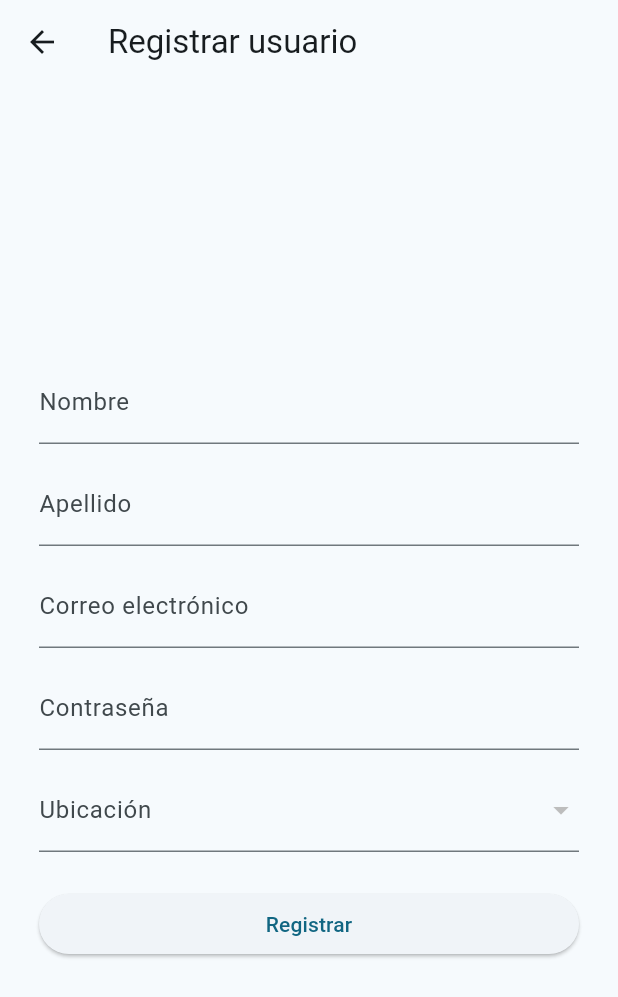
After one commit to Sergiovil64/inventario_final, a Flutter app: the screen it shows after launch, after a tap on "¿No tienes cuenta? Regístrate", on a phone screen of 412 x 824 dp. The commit adds this screen. Shown: the top 997 px of the screen. Run offline on Flutter 3.47's test engine with Material 3 defaults, Android fonts, the phone set to English and light mode, and no system bars; our stand-ins replace connectivity_plus, drift, equatable, flutter_bloc, supabase_flutter; accounts and stored records are empty; generated files the repository leaves out were written again.

Commit message:
Fix issue de login y sync con supabase

```diff
--- a/lib/bloc/authentication/authentication_event.dart
+++ b/lib/bloc/authentication/authentication_event.dart
@@ -21,6 +21,25 @@ class AuthenticationLoginRequested extends AuthenticationEvent {
   List<Object?> get props => [email, password];
 }
 
+class AuthenticationRegisterRequested extends AuthenticationEvent {
+  const AuthenticationRegisterRequested({
+    required this.email,
+    required this.password,
+    required this.firstName,
+    required this.lastName,
+    required this.locationId,
+  });
+
+  final String email;
+  final String password;
+  final String firstName;
+  final String lastName;
+  final String locationId;
+
+  @override
+  List<Object?> get props => [email, password, firstName, lastName, locationId];
+}
+
 class AuthenticationLogoutRequested extends AuthenticationEvent {
   const AuthenticationLogoutRequested();
 }
--- a/lib/bloc/inventory/inventory_overview_bloc.dart
+++ b/lib/bloc/inventory/inventory_overview_bloc.dart
@@ -11,11 +11,13 @@ class InventoryOverviewBloc
   InventoryOverviewBloc(this._repository) : super(const InventoryOverviewState()) {
     on<InventoryOverviewSubscriptionRequested>(_onSubscriptionRequested);
     on<InventoryOverviewProductsUpdated>(_onProductsUpdated);
+    on<InventoryOverviewLocationsUpdated>(_onLocationsUpdated);
     on<InventoryOverviewSnapshotsUpdated>(_onSnapshotsUpdated);
   }
 
   final InventoryRepository _repository;
   StreamSubscription<List<ProductEntity>>? _productSubscription;
+  StreamSubscription<List<LocationEntity>>? _locationSubscription;
   StreamSubscription<List<InventorySnapshotEntity>>? _snapshotSubscription;
 
   Future<void> _onSubscriptionRequested(
@@ -29,6 +31,11 @@ class InventoryOverviewBloc
       add(InventoryOverviewProductsUpdated(products));
     });
 
+    await _locationSubscription?.cancel();
+    _locationSubscription = _repository.watchLocations().listen((locations) {
+      add(InventoryOverviewLocationsUpdated(locations));
+    });
+
     await _snapshotSubscription?.cancel();
     _snapshotSubscription = _repository.watchSnapshots().listen((snapshots) {
       add(InventoryOverviewSnapshotsUpdated(snapshots));
@@ -38,6 +45,7 @@ class InventoryOverviewBloc
   @override
   Future<void> close() async {
     await _productSubscription?.cancel();
+    await _locationSubscription?.cancel();
     await _snapshotSubscription?.cancel();
     return super.close();
   }
@@ -49,14 +57,19 @@ class InventoryOverviewBloc
     emit(state.copyWith(products: event.products));
   }
 
+  void _onLocationsUpdated(
+    InventoryOverviewLocationsUpdated event,
+    Emitter<InventoryOverviewState> emit,
+  ) {
+    emit(state.copyWith(locations: event.locations));
+  }
+
   void _onSnapshotsUpdated(
     InventoryOverviewSnapshotsUpdated event,
     Emitter<InventoryOverviewState> emit,
   ) {
-    final inventory = event.snapshots
-        .fold<Map<String, double>>({}, (acc, snapshot) {
-      acc[snapshot.productId] =
-          (acc[snapshot.productId] ?? 0) + snapshot.quantity;
+    final inventory = event.snapshots.fold<Map<String, double>>({}, (acc, snapshot) {
+      acc[snapshot.productId] = (acc[snapshot.productId] ?? 0) + snapshot.quantity;
       return acc;
     });
 
--- a/lib/bloc/inventory/inventory_overview_event.dart
+++ b/lib/bloc/inventory/inventory_overview_event.dart
@@ -22,6 +22,15 @@ class InventoryOverviewProductsUpdated extends InventoryOverviewEvent {
   List<Object?> get props => [products];
 }
 
+class InventoryOverviewLocationsUpdated extends InventoryOverviewEvent {
+  const InventoryOverviewLocationsUpdated(this.locations);
+
+  final List<LocationEntity> locations;
+
+  @override
+  List<Object?> get props => [locations];
+}
+
 class InventoryOverviewSnapshotsUpdated extends InventoryOverviewEvent {
   const InventoryOverviewSnapshotsUpdated(this.snapshots);
 
--- a/lib/bloc/inventory/inventory_overview_state.dart
+++ b/lib/bloc/inventory/inventory_overview_state.dart
@@ -8,6 +8,7 @@ class InventoryOverviewState extends Equatable {
     this.status = InventoryOverviewStatus.initial,
     this.products = const [],
     this.snapshots = const [],
+    this.locations = const [],
     this.inventoryTotals = const {},
     this.errorMessage,
   });
@@ -15,6 +16,7 @@ class InventoryOverviewState extends Equatable {
   final InventoryOverviewStatus status;
   final List<ProductEntity> products;
   final List<InventorySnapshotEntity> snapshots;
+  final List<LocationEntity> locations;
   final Map<String, double> inventoryTotals;
   final String? errorMessage;
 
@@ -22,6 +24,7 @@ class InventoryOverviewState extends Equatable {
     InventoryOverviewStatus? status,
     List<ProductEntity>? products,
     List<InventorySnapshotEntity>? snapshots,
+    List<LocationEntity>? locations,
     Map<String, double>? inventoryTotals,
     String? errorMessage,
   }) {
@@ -29,6 +32,7 @@ class InventoryOverviewState extends Equatable {
       status: status ?? this.status,
       products: products ?? this.products,
       snapshots: snapshots ?? this.snapshots,
+      locations: locations ?? this.locations,
       inventoryTotals: inventoryTotals ?? this.inventoryTotals,
       errorMessage: errorMessage ?? this.errorMessage,
     );
@@ -39,6 +43,7 @@ class InventoryOverviewState extends Equatable {
         status,
         products,
         snapshots,
+        locations,
         inventoryTotals,
         errorMessage,
       ];
--- a/lib/bloc/sync/sync_bloc.dart
+++ b/lib/bloc/sync/sync_bloc.dart
@@ -1,5 +1,4 @@
 import 'dart:async';
-
 import 'package:connectivity_plus/connectivity_plus.dart';
 import 'package:flutter_bloc/flutter_bloc.dart';
 import 'package:inventario_final/bloc/sync/sync_event.dart';
--- a/lib/data/repositories/inventory_repository.dart
+++ b/lib/data/repositories/inventory_repository.dart
@@ -42,6 +42,18 @@ class InventoryRepository {
 
   Future<void> upsertTransaction(InventoryTransactionEntity entity) =>
       _local.upsertTransaction(entity);
+
+
+  Future<void> loadLocations() async {
+    try {
+      final locations = await _remote.fetchLocations();
+      for (final location in locations) {
+        await _local.upsertLocation(location);
+      }
+    } catch (e) {
+      rethrow;
+    }
+  }
 
   Future<void> syncAll({bool force = false}) async {
     if (!await _connectionChecker()) {
--- a/lib/main.dart
+++ b/lib/main.dart
@@ -3,6 +3,7 @@ import 'package:flutter_bloc/flutter_bloc.dart';
 import 'package:inventario_final/bloc/app_bloc_observer.dart';
 import 'package:inventario_final/bloc/authentication/authentication_bloc.dart';
 import 'package:inventario_final/bloc/authentication/authentication_event.dart';
+import 'package:inventario_final/bloc/authentication/authentication_state.dart';
 import 'package:inventario_final/bloc/sync/sync_bloc.dart';
 import 'package:inventario_final/bloc/sync/sync_event.dart';
 import 'package:inventario_final/config/supabase_config.dart';
@@ -60,10 +61,10 @@ class MainApp extends StatelessWidget {
               ..add(const AuthenticationStarted()),
           ),
           BlocProvider(
-            create: (context) => SyncBloc(repository: repository)
-              ..add(const SyncRequested(force: true)),
+            create: (context) => SyncBloc(repository: repository),
           ),
         ],
+        child: _AppSyncListener(
           child: MaterialApp(
             title: 'Inventario Offline',
             theme: ThemeData(
@@ -74,6 +75,26 @@ class MainApp extends StatelessWidget {
             initialRoute: DashboardScreen.routeName,
           ),
         ),
+      ),
     );
   }
 }
+
+class _AppSyncListener extends StatelessWidget {
+  const _AppSyncListener({required this.child});
+
+  final Widget child;
+
+  @override
+  Widget build(BuildContext context) {
+    return BlocListener<AuthenticationBloc, AuthenticationState>(
+      listener: (context, state) {
+        // Disparar sincronización cuando el usuario se autentica exitosamente
+        if (state.status == AuthenticationStatus.authenticated) {
+          context.read<SyncBloc>().add(const SyncRequested(force: true));
+        }
+      },
+      child: child,
+    );
+  }
+}
--- a/lib/presentation/router/app_router.dart
+++ b/lib/presentation/router/app_router.dart
@@ -1,9 +1,10 @@
 import 'package:flutter/material.dart';
 
 import '../screens/auth/login_screen.dart';
+import '../screens/auth/register_screen.dart';
 import '../screens/dashboard/dashboard_screen.dart';
+import '../screens/products/product_list_screen.dart';
 import '../screens/transactions/new_transaction_screen.dart';
-import '../screens/products/product_list_screen.dart';
 
 class AppRouter {
   Route<dynamic> onGenerateRoute(RouteSettings settings) {
@@ -14,6 +15,8 @@ class AppRouter {
         return MaterialPageRoute(builder: (_) => const NewTransactionScreen());
       case LoginScreen.routeName:
         return MaterialPageRoute(builder: (_) => const LoginScreen());
+      case RegisterScreen.routeName:
+        return MaterialPageRoute(builder: (_) => const RegisterScreen());
       case DashboardScreen.routeName:
       default:
         return MaterialPageRoute(builder: (_) => const DashboardScreen());
--- a/lib/presentation/screens/auth/login_screen.dart
+++ b/lib/presentation/screens/auth/login_screen.dart
@@ -3,6 +3,7 @@ import 'package:flutter_bloc/flutter_bloc.dart';
 import '../../../bloc/authentication/authentication_bloc.dart';
 import '../../../bloc/authentication/authentication_event.dart';
 import '../../../bloc/authentication/authentication_state.dart';
+import 'register_screen.dart';
 
 class LoginScreen extends StatefulWidget {
   const LoginScreen({super.key});
@@ -82,7 +83,9 @@ class _LoginScreenState extends State<LoginScreen> {
                     BlocBuilder<AuthenticationBloc, AuthenticationState>(
                       builder: (context, state) {
                         final isLoading = state.status == AuthenticationStatus.loading;
-                        return SizedBox(
+                        return Column(
+                          children: [
+                            SizedBox(
                               width: double.infinity,
                               child: ElevatedButton(
                                 onPressed: isLoading
@@ -105,6 +108,13 @@ class _LoginScreenState extends State<LoginScreen> {
                                       )
                                     : const Text('Ingresar'),
                               ),
+                            ),
+                            const SizedBox(height: 12),
+                            TextButton(
+                              onPressed: () => Navigator.pushNamed(context, RegisterScreen.routeName),
+                              child: const Text('¿No tienes cuenta? Regístrate'),
+                            ),
+                          ],
                         );
                       },
                     ),
--- /dev/null
+++ b/lib/presentation/screens/auth/register_screen.dart
@@ -0,0 +1,197 @@
+import 'package:flutter/material.dart';
+import 'package:flutter_bloc/flutter_bloc.dart';
+
+import '../../../bloc/authentication/authentication_bloc.dart';
+import '../../../bloc/authentication/authentication_event.dart';
+import '../../../bloc/authentication/authentication_state.dart';
+import '../../../bloc/inventory/inventory_overview_bloc.dart';
+import '../../../bloc/inventory/inventory_overview_event.dart';
+import '../../../bloc/inventory/inventory_overview_state.dart';
+import '../../../data/repositories/inventory_repository.dart';
+
+class RegisterScreen extends StatefulWidget {
+  const RegisterScreen({super.key});
+
+  static const routeName = '/register';
+
+  @override
+  State<RegisterScreen> createState() => _RegisterScreenState();
+}
+
+class _RegisterScreenState extends State<RegisterScreen> {
+  final _formKey = GlobalKey<FormState>();
+  final _emailController = TextEditingController();
+  final _passwordController = TextEditingController();
+  final _firstNameController = TextEditingController();
+  final _lastNameController = TextEditingController();
+  String? _locationId;
+
+  @override
+  void initState() {
+    super.initState();
+    _loadLocations();
+  }
+
+  Future<void> _loadLocations() async {
+    try {
+      await context.read<InventoryRepository>().loadLocations();
+    } catch (e) {
+      if (mounted) {
+        ScaffoldMessenger.of(context).showSnackBar(
+          SnackBar(content: Text('No se pudieron cargar las ubicaciones: $e')),
+        );
+      }
+    }
+  }
+
+  @override
+  void dispose() {
+    _emailController.dispose();
+    _passwordController.dispose();
+    _firstNameController.dispose();
+    _lastNameController.dispose();
+    super.dispose();
+  }
+
+  @override
+  Widget build(BuildContext context) {
+    return Scaffold(
+      appBar: AppBar(title: const Text('Registrar usuario')),
+      body: BlocListener<AuthenticationBloc, AuthenticationState>(
+        listener: (context, state) {
+          if (state.status == AuthenticationStatus.authenticated) {
+            Navigator.pop(context);
+          } else if (state.status == AuthenticationStatus.failure && state.error != null) {
+            ScaffoldMessenger.of(context).showSnackBar(
+              SnackBar(content: Text(state.error!)),
+            );
+          }
+        },
+        child: BlocProvider(
+          create: (_) => InventoryOverviewBloc(context.read<InventoryRepository>())
+            ..add(const InventoryOverviewSubscriptionRequested()),
+          child: BlocBuilder<InventoryOverviewBloc, InventoryOverviewState>(
+            builder: (context, inventoryState) {
+              final locations = inventoryState.locations;
+
+              return Padding(
+              padding: const EdgeInsets.all(16),
+              child: Center(
+                child: ConstrainedBox(
+                  constraints: const BoxConstraints(maxWidth: 360),
+                  child: Form(
+                    key: _formKey,
+                    child: ListView(
+                      shrinkWrap: true,
+                      children: [
+                        TextFormField(
+                          controller: _firstNameController,
+                          decoration: const InputDecoration(labelText: 'Nombre'),
+                          validator: (value) {
+                            if (value == null || value.isEmpty) {
+                              return 'Ingresa el nombre';
+                            }
+                            return null;
+                          },
+                        ),
+                        const SizedBox(height: 12),
+                        TextFormField(
+                          controller: _lastNameController,
+                          decoration: const InputDecoration(labelText: 'Apellido'),
+                          validator: (value) {
+                            if (value == null || value.isEmpty) {
+                              return 'Ingresa el apellido';
+                            }
+                            return null;
+                          },
+                        ),
+                        const SizedBox(height: 12),
+                        TextFormField(
+                          controller: _emailController,
+                          keyboardType: TextInputType.emailAddress,
+                          decoration: const InputDecoration(labelText: 'Correo electrónico'),
+                          validator: (value) {
+                            if (value == null || value.isEmpty) {
+                              return 'Ingresa el correo';
+                            }
+                            return null;
+                          },
+                        ),
+                        const SizedBox(height: 12),
+                        TextFormField(
+                          controller: _passwordController,
+                          obscureText: true,
+                          decoration: const InputDecoration(labelText: 'Contraseña'),
+                          validator: (value) {
+                            if (value == null || value.length < 6) {
+                              return 'La contraseña debe tener al menos 6 caracteres';
+                            }
+                            return null;
+                          },
+                        ),
+                        const SizedBox(height: 12),
+                        DropdownButtonFormField<String>(
+                          value: _locationId,
+                          decoration: const InputDecoration(labelText: 'Ubicación'),
+                          items: locations
+                              .map(
+                                (location) => DropdownMenuItem<String>(
+                                  value: location.id,
+                                  child: Text(location.name),
+                                ),
+                              )
+                              .toList(),
+                          onChanged: (value) => setState(() => _locationId = value),
+                          validator: (value) {
+                            if (value == null || value.isEmpty) {
+                              return 'Selecciona una ubicación';
+                            }
+                            return null;
+                          },
+                        ),
+                          const SizedBox(height: 24),
+                          BlocBuilder<AuthenticationBloc, AuthenticationState>(
+                            builder: (context, state) {
+                              final isLoading = state.status == AuthenticationStatus.loading;
+                              return SizedBox(
+                                width: double.infinity,
+                                child: ElevatedButton(
+                                  onPressed: isLoading
+                                      ? null
+                                      : () {
+                                          if (_formKey.currentState?.validate() ?? false) {
+                                            context.read<AuthenticationBloc>().add(
+                                                  AuthenticationRegisterRequested(
+                                                    email: _emailController.text,
+                                                    password: _passwordController.text,
+                                                    firstName: _firstNameController.text,
+                                                    lastName: _lastNameController.text,
+                                                    locationId: _locationId!,
+                                                  ),
+                                                );
+                                          }
+                                        },
+                                  child: isLoading
+                                      ? const SizedBox(
+                                          width: 20,
+                                          height: 20,
+                                          child: CircularProgressIndicator(strokeWidth: 2),
+                                        )
+                                      : const Text('Registrar'),
+                                ),
+                              );
+                            },
+                          ),
+                        ],
+                      ),
+                    ),
+                  ),
+                ),
+              );
+            },
+          ),
+        ),
+      ),
+    );
+  }
+}
```
Also changed, not shown: lib/bloc/authentication/authentication_bloc.dart (+20 -0 lines), lib/data/local/local_data_source.dart (+4 -4 lines), lib/data/remote/supabase_auth_service.dart (+13 -1 lines), lib/data/remote/supabase_inventory_service.dart (+17 -17 lines), lib/data/repositories/auth_repository.dart (+59 -1 lines). Lines whose indentation alone changed are shown as unchanged.
